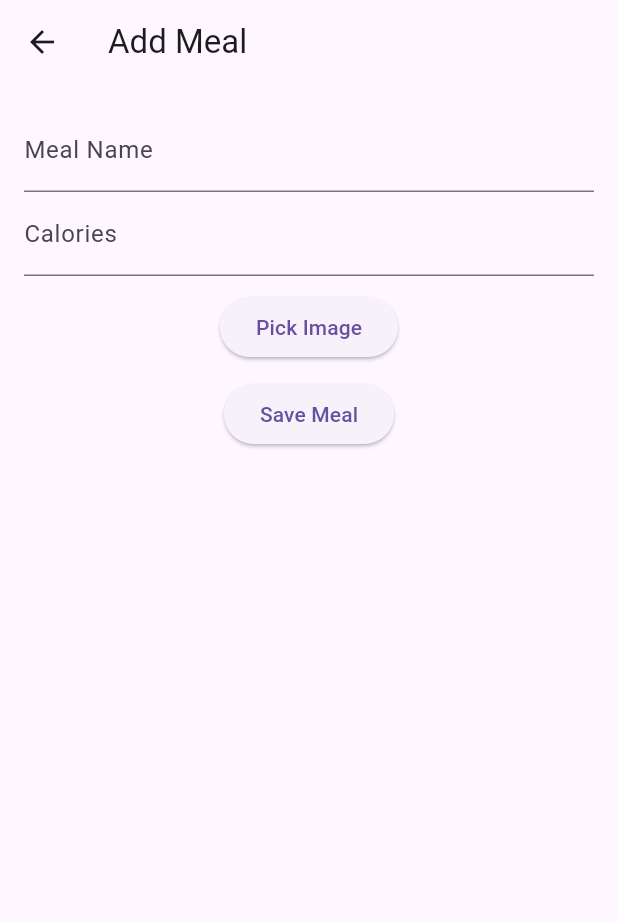
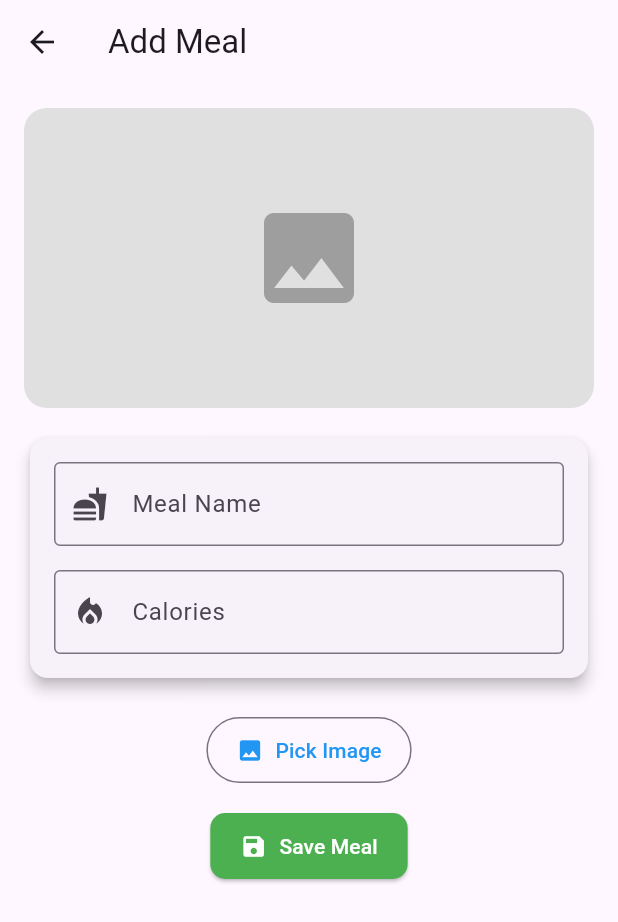
Before and after one commit to momen-mahmoud/meal_tracking, a Flutter app: the screen it shows after launch, after a tap on the "add" icon, on a phone screen of 412 x 824 dp. Shown: the top 922 px of the screen. Run offline on Flutter 3.47's test engine with Material 3 defaults, Android fonts, the light colour scheme and no system bars; our stand-ins replace hive, hive_flutter, image_picker; accounts and stored records are empty; network calls fail.

Commit message:
Add new features

```diff
--- a/lib/add_meal.dart
+++ b/lib/add_meal.dart
@@ -50,32 +50,100 @@ class _AddMealScreenState extends State<AddMealScreen> {
   Widget build(BuildContext context) {
     return Scaffold(
       appBar: AppBar(title: const Text('Add Meal')),
-      body: Padding(
+      body: SingleChildScrollView(
         padding: const EdgeInsets.all(16.0),
         child: Form(
           key: _formKey,
           child: Column(
+            crossAxisAlignment: CrossAxisAlignment.center,
+            children: [
+              if (_image != null)
+                ClipRRect(
+                  borderRadius: BorderRadius.circular(15),
+                  child: Image.file(
+                    _image!,
+                    width: double.infinity,
+                    height: 200,
+                    fit: BoxFit.cover,
+                  ),
+                )
+              else
+                Container(
+                  width: double.infinity,
+                  height: 200,
+                  decoration: BoxDecoration(
+                    color: Colors.grey[300],
+                    borderRadius: BorderRadius.circular(15),
+                  ),
+                  child: const Icon(Icons.image, size: 80, color: Colors.grey),
+                ),
+              const SizedBox(height: 16),
+
+              Card(
+                shape: RoundedRectangleBorder(
+                  borderRadius: BorderRadius.circular(12),
+                ),
+                elevation: 4,
+                child: Padding(
+                  padding: const EdgeInsets.all(16.0),
+                  child: Column(
                     children: [
                       TextFormField(
                         controller: _nameController,
-                decoration: const InputDecoration(labelText: 'Meal Name'),
-                validator: (value) => value!.isEmpty ? 'Enter meal name' : null,
+                        decoration: const InputDecoration(
+                          labelText: 'Meal Name',
+                          border: OutlineInputBorder(),
+                          prefixIcon: Icon(Icons.fastfood),
                         ),
+                        validator: (value) =>
+                        value!.isEmpty ? 'Enter meal name' : null,
+                      ),
+                      const SizedBox(height: 16),
                       TextFormField(
                         controller: _caloriesController,
-                decoration: const InputDecoration(labelText: 'Calories'),
+                        decoration: const InputDecoration(
+                          labelText: 'Calories',
+                          border: OutlineInputBorder(),
+                          prefixIcon: Icon(Icons.local_fire_department),
+                        ),
                         keyboardType: TextInputType.number,
-                validator: (value) => value!.isEmpty ? 'Enter calories' : null,
+                        validator: (value) =>
+                        value!.isEmpty ? 'Enter calories' : null,
                       ),
-              const SizedBox(height: 10),
-              ElevatedButton(
+                    ],
+                  ),
+                ),
+              ),
+              const SizedBox(height: 20),
+
+              // Image Picker Button
+              OutlinedButton.icon(
                 onPressed: _pickImage,
-                child: const Text('Pick Image'),
+                icon: const Icon(Icons.image),
+                label: const Text('Pick Image'),
+                style: OutlinedButton.styleFrom(
+                  foregroundColor: Colors.blue,
+                  padding: const EdgeInsets.symmetric(
+                      horizontal: 20, vertical: 12),
                 ),
-              const SizedBox(height: 10),
-              ElevatedButton(
+              ),
+
+              const SizedBox(height: 16),
+
+              // Save Button
+              ElevatedButton.icon(
                 onPressed: _saveMeal,
-                child: const Text('Save Meal'),
+                icon: const Icon(Icons.save),
+                label: const Text('Save Meal'),
+                style: ElevatedButton.styleFrom(
+                  padding: const EdgeInsets.symmetric(
+                      horizontal: 20, vertical: 12),
+                  backgroundColor: Colors.green,
+                  foregroundColor: Colors.white,
+                  shape: RoundedRectangleBorder(
+                    borderRadius: BorderRadius.circular(10),
+                  ),
+                ),
               ),
             ],
           ),
--- a/lib/home.dart
+++ b/lib/home.dart
@@ -2,7 +2,9 @@ import 'package:flutter/material.dart';
 import 'package:hive/hive.dart';
 import 'package:intl/intl.dart';
 import 'package:meal_tracking/add_meal.dart';
+import 'package:meal_tracking/details.dart';
 import 'meal_model.dart';
+import 'api_service.dart';
 
 class HomeScreen extends StatefulWidget {
   const HomeScreen({super.key});
@@ -13,17 +15,45 @@ class HomeScreen extends StatefulWidget {
 
 class _HomeScreenState extends State<HomeScreen> {
   late Box<Meal> mealBox;
+  final ApiService apiService = ApiService();
   String sortBy = 'time';
+  TextEditingController searchController = TextEditingController();
+  List<Meal> filteredMeals = [];
+  List<Meal> apiMeals = [];
+  List<String> categories = [];
+  String? selectedCategory;
 
   @override
   void initState() {
     super.initState();
     mealBox = Hive.box<Meal>('meals');
+    filteredMeals = mealBox.values.toList();
+    fetchCategories();
+  }
+
+  Future<void> fetchCategories() async {
+    categories = await apiService.fetchCategories();
+    setState(() {});
+  }
+
+  Future<void> filterByCategory(String category) async {
+    selectedCategory = category;
+    apiMeals = await apiService.filterByCategory(category);
+    setState(() {});
+  }
+
+  void clearCategoryFilter() {
+    setState(() {
+      selectedCategory = null;
+      apiMeals.clear();
+    });
   }
 
   void deleteMeal(int index) {
     mealBox.deleteAt(index);
-    setState(() {});
+    setState(() {
+      filteredMeals = mealBox.values.toList();
+    });
   }
 
   void sortMeals(String criteria) {
@@ -32,9 +62,22 @@ class _HomeScreenState extends State<HomeScreen> {
     });
   }
 
+  Future<void> searchMeals(String query) async {
+    apiMeals = await apiService.searchMeals(query);
+    setState(() {});
+  }
+
+  void clearSearch() {
+    searchController.clear();
+    setState(() {
+      apiMeals.clear();
+      filteredMeals = mealBox.values.toList();
+    });
+  }
+
   @override
   Widget build(BuildContext context) {
-    List<Meal> meals = mealBox.values.toList();
+    List<Meal> meals = apiMeals.isNotEmpty ? apiMeals : List.from(filteredMeals);
 
     if (sortBy == 'name') {
       meals.sort((a, b) => a.name.compareTo(b.name));
@@ -48,37 +91,65 @@ class _HomeScreenState extends State<HomeScreen> {
 
     return Scaffold(
       appBar: AppBar(
-        title: const Text('Meal Tracker'),
+        title: Center(child: const Text('Meal Tracker')),
         actions: [
           PopupMenuButton<String>(
             onSelected: sortMeals,
-            itemBuilder:
-                (context) => [
-                  const PopupMenuItem(
-                    value: 'name',
-                    child: Text('Sort by Name'),
-                  ),
-                  const PopupMenuItem(
-                    value: 'calories',
-                    child: Text('Sort by Calories'),
-                  ),
-                  const PopupMenuItem(
-                    value: 'time',
-                    child: Text('Sort by Time'),
-                  ),
-                ],
+            itemBuilder: (context) => [
+              const PopupMenuItem(value: 'name', child: Text('Sort by Name')),
+              const PopupMenuItem(value: 'calories', child: Text('Sort by Calories')),
+              const PopupMenuItem(value: 'time', child: Text('Sort by Time')),
+            ],
           ),
         ],
       ),
       body: Column(
         children: [
           Padding(
-            padding: const EdgeInsets.all(16.0),
-            child: Text(
-              'Total Calories: $totalCalories',
-              style: const TextStyle(fontSize: 18, fontWeight: FontWeight.bold),
+            padding: const EdgeInsets.all(8.0),
+            child: TextField(
+              controller: searchController,
+              decoration: InputDecoration(
+                hintText: 'Search meals...',
+                suffixIcon: searchController.text.isNotEmpty
+                    ? IconButton(icon: const Icon(Icons.close), onPressed: clearSearch)
+                    : IconButton(icon: const Icon(Icons.search), onPressed: () => searchMeals(searchController.text)),
+              ),
+              onChanged: (text) {
+                setState(() {});
+                searchMeals(text);
+              },
             ),
           ),
+          if (categories.isNotEmpty)
+            SizedBox(
+              height: 50,
+              child: ListView.builder(
+                scrollDirection: Axis.horizontal,
+                itemCount: categories.length,
+                itemBuilder: (context, index) {
+                  final category = categories[index];
+                  final isSelected = category == selectedCategory;
+
+                  return Padding(
+                    padding: const EdgeInsets.symmetric(horizontal: 5.0),
+                    child: ChoiceChip(
+                      label: Text(category, style: TextStyle(color: isSelected ? Colors.white : Colors.black)),
+                      selected: isSelected,
+                      selectedColor: Colors.orange,
+                      backgroundColor: Colors.grey.shade200,
+                      onSelected: (selected) {
+                        if (selected) {
+                          filterByCategory(category);
+                        } else {
+                          clearCategoryFilter();
+                        }
+                      },
+                    ),
+                  );
+                },
+              ),
+            ),
           Expanded(
             child: ListView.builder(
               itemCount: meals.length,
@@ -88,24 +159,15 @@ class _HomeScreenState extends State<HomeScreen> {
                   padding: const EdgeInsets.all(8.0),
                   child: Card(
                     child: ListTile(
-                      leading:
-                          meal.photoPath != null
-                              ? Image.asset(
-                                meal.photoPath!,
-                                width: 50,
-                                height: 50,
-                                fit: BoxFit.cover,
-                              )
-                              : const Icon(Icons.fastfood),
+                      leading: meal.photoPath != null
+                          ? Image.network(meal.photoPath!, width: 50, height: 50, fit: BoxFit.cover)
+                          : const Icon(Icons.fastfood),
                       title: Text(meal.name),
-                      subtitle: Text(
-                        '${meal.calories} calories \n ${DateFormat('yyyy-MM-dd HH:mm:ss').format(meal.time)}',
-                      ),
-
-                      trailing: IconButton(
-                        icon: const Icon(Icons.delete, color: Colors.red),
-                        onPressed: () => deleteMeal(index),
-                      ),
+                      subtitle: Text('${meal.calories} calories \n ${DateFormat('yyyy-MM-dd HH:mm:ss').format(meal.time)}'),
+                      trailing: IconButton(icon: const Icon(Icons.delete, color: Colors.red), onPressed: () => deleteMeal(index)),
+                      onTap: () {
+                        Navigator.push(context, MaterialPageRoute(builder: (context) => MealDetailScreen(meal: meal)));
+                      },
                     ),
                   ),
                 );
@@ -115,11 +177,12 @@ class _HomeScreenState extends State<HomeScreen> {
         ],
       ),
       floatingActionButton: FloatingActionButton(
-        onPressed:
-            () => Navigator.push(
-              context,
-              MaterialPageRoute(builder: (context) => const AddMealScreen()),
-            ).then((_) => setState(() {})),
+        onPressed: () async {
+          await Navigator.push(context, MaterialPageRoute(builder: (context) => const AddMealScreen()));
+          setState(() {
+            filteredMeals = mealBox.values.toList();
+          });
+        },
         child: const Icon(Icons.add),
       ),
     );
--- a/lib/main.dart
+++ b/lib/main.dart
@@ -20,7 +20,7 @@ class MyApp extends StatelessWidget {
     return MaterialApp(
       title: 'Meal Tracker',
       theme: ThemeData(primarySwatch: Colors.blue),
-      home: const HomeScreen(),
+      home: HomeScreen(),
     );
   }
 }
--- a/pubspec.yaml
+++ b/pubspec.yaml
@@ -39,6 +39,7 @@ dependencies:
   path_provider: ^2.1.5
   image_picker: ^1.1.2
   intl: ^0.20.2
+  dio: ^5.8.0+1
 
 dev_dependencies:
   build_runner: ^2.4.7
@@ -52,6 +53,7 @@ dev_dependencies:
   # package. See that file for information about deactivating specific lint
   # rules and activating additional ones.
   flutter_lints: ^5.0.0
+  json_serializable: ^6.9.0
 
 # For information on the generic Dart part of this file, see the
 # following page: https://dart.dev/tools/pub/pubspec
```
Also changed, not shown: lib/Meal_repo.dart (added, +18 -0 lines), lib/api_service.dart (added, +60 -0 lines), lib/details.dart (added, +91 -0 lines), lib/meal_model.dart (+25 -1 lines), pubspec.lock. Lines whose indentation alone changed are shown as unchanged.
